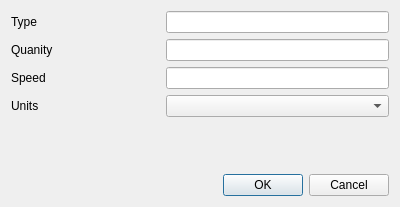
First picture: the form in src/ui/Pages/Components/DialogAddFuelPlan.ui, repository alviansm/S-Core, before the edit.
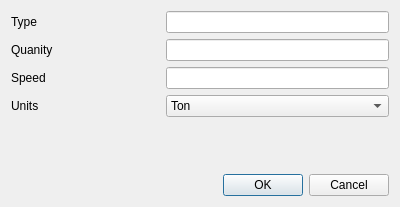
Second picture: the form after the edit.

Diff of the .ui file:
```diff
--- a/src/ui/Pages/Components/DialogAddFuelPlan.ui
+++ b/src/ui/Pages/Components/DialogAddFuelPlan.ui
@@ -118,7 +118,13 @@
       </spacer>
      </item>
      <item>
-      <widget class="QComboBox" name="comboBoxFrom_3"/>
+      <widget class="QComboBox" name="comboBoxUnits">
+       <item>
+        <property name="text">
+         <string>Ton</string>
+        </property>
+       </item>
+      </widget>
      </item>
     </layout>
    </item>
```
Left out of the diff: 6 changed lines with no effect on the pictures.
